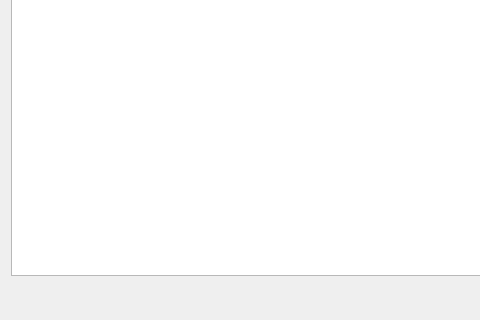
ezfe/grading-assistant-cs205, file GAUI/rubricdialog.ui: the form before one commit; both pictures show x 0 to 480 and y 175 to 495 of the 845 by 495 pixel window.
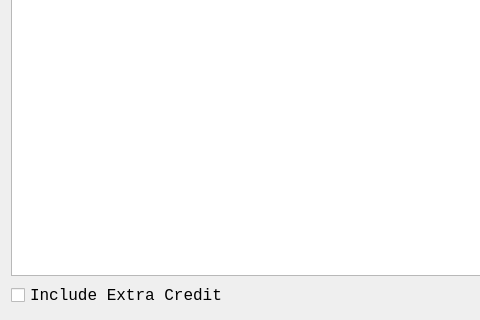
The form after the commit.

```diff
--- a/GAUI/rubricdialog.ui
+++ b/GAUI/rubricdialog.ui
@@ -107,6 +107,19 @@
    </item>
    <item row="2" column="0">
     <layout class="QHBoxLayout" name="horizontalLayout_2">
+     <item>
+      <widget class="QCheckBox" name="extraCreditButton">
+       <property name="font">
+        <font>
+         <family>Monospace</family>
+         <pointsize>12</pointsize>
+        </font>
+       </property>
+       <property name="text">
+        <string>Include Extra Credit</string>
+       </property>
+      </widget>
+     </item>
      <item>
       <spacer name="horizontalSpacer">
        <property name="orientation">
```
